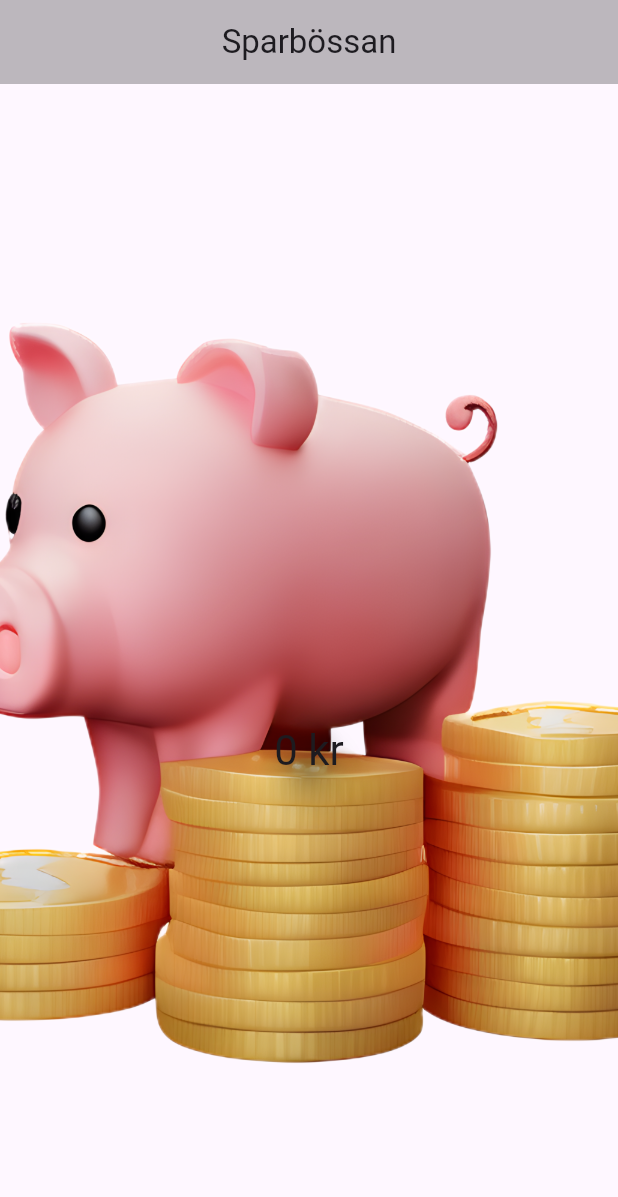
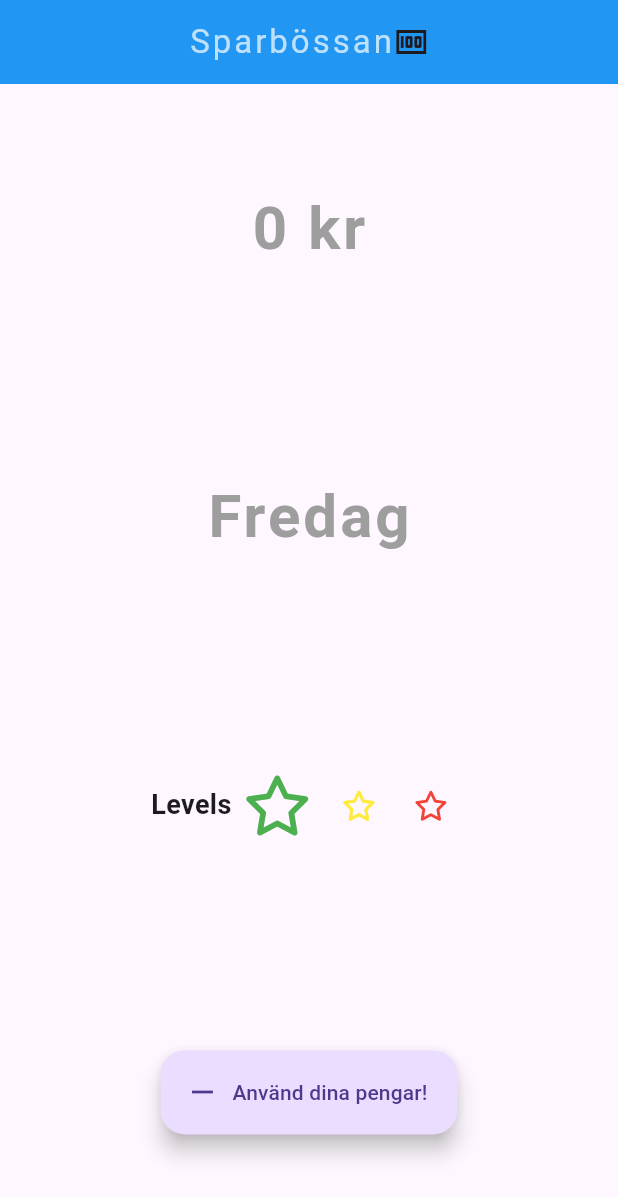
Before and after one commit to holewa/sparboessan, a Flutter app: the screen it shows after launch, on a phone screen of 412 x 824 dp. Shown: the top 1197 px of the screen. Run offline on Flutter 3.47's test engine with Material 3 defaults, Android fonts, the phone set to English and light mode, and no system bars; drawn by our look-alikes of avatar_glow; our stand-ins replace font_awesome_flutter; Roboto replaces fonts that are missing (IndieFamily, IndieFlower).

Commit message:
Strukturerat klasser, lagt till providerklasser

```diff
--- a/lib/main.dart
+++ b/lib/main.dart
@@ -1,184 +1,28 @@
-import 'dart:async';
-
 import 'package:flutter/material.dart';
-import 'package:avatar_glow/avatar_glow.dart';
 import 'package:intl/date_symbol_data_local.dart';
-import 'package:pengastigen/constans/app_colors.dart';
-import 'package:pengastigen/constans/get_color_by_level.dart';
-import 'package:pengastigen/services/date_service.dart';
-import 'package:pengastigen/services/money_service.dart';
-import 'package:pengastigen/widgets/level_indicator.dart';
-import 'package:pengastigen/widgets/develop/widget_wrapper.dart';
+import 'package:pengastigen/pages/home_page.dart';
+import 'package:pengastigen/providers/custom_multi_provider.dart';
 
 void main() {
   initializeDateFormatting();
-  runApp(const SavingApp());
+  runApp(const MyApp());
 }
 
-class SavingApp extends StatelessWidget {
-  const SavingApp({super.key});
+class MyApp extends StatelessWidget {
+  const MyApp({super.key});
 
   @override
   Widget build(BuildContext context) {
-    return MaterialApp(
-      home: Scaffold(
-        appBar: AppBar(
-          centerTitle: true,
-          title: const Text('Sparbössan'),
-          backgroundColor: AppColors.backgroundColorTheme,
+    return CustomMultiProvider(
+      child: MaterialApp(
+        debugShowCheckedModeBanner: false,
+        debugShowMaterialGrid: false,
+        showSemanticsDebugger: false,
+        theme: ThemeData(
+          primarySwatch: Colors.teal,
         ),
-        body: Container(
-          // margin: const EdgeInsets.all(20),
-          // padding: const EdgeInsets.all(20),
-          child: const MoneyTracker(),
-        ),
-
-        // WidgetWrapper(
-        //     child: Container(
-        //   width: 100,
-        //   decoration: BoxDecoration(
-        //       color: Colors.red.withOpacity(0.8), border: Border.all()),
-        //   child: Text(dayOfTheWeek,
-        //       textAlign: TextAlign.center,
-        //       overflow: TextOverflow.ellipsis,
-        //       style: const TextStyle(
-        //         fontSize: 24,
-        //         fontWeight: FontWeight.bold,
-        //         color: AppColors.backgroundColorTheme, //TODO dynamicly color
-        //       )),
-        // )),
+        home: const HomePage(),
       ),
     );
   }
 }
-
-class MoneyTracker extends StatefulWidget {
-  const MoneyTracker({super.key});
-
-  @override
-  State<MoneyTracker> createState() => _MoneyTrackerState();
-}
-
-class MoneyTrackerContent extends StatelessWidget {
-  final int currentMoney;
-  final VoidCallback onUseYourMoney;
-  final int level;
-
-
-   const MoneyTrackerContent({
-    required this.currentMoney,
-    required this.onUseYourMoney,
-    required this.level,
-    super.key,
-  });
-
-  @override
-  Widget build(BuildContext context) {
-    final moneyText = '$currentMoney kr';
-
-    return Column(
-      mainAxisAlignment: MainAxisAlignment.spaceAround,
-      children: <Widget>[
-        const SizedBox(height: 120),
-        WidgetWrapper(
-          child: AvatarGlow(
-            startDelay: const Duration(milliseconds: 1000),
-            glowColor: GetColorByLevel.getColorByLevel(level),
-            glowShape: BoxShape.circle,
-            curve: Curves.fastOutSlowIn,
-            child: Material(
-              elevation: 8.0,
-              shape: const CircleBorder(),
-              color: Colors.transparent,
-              child: Text(
-                moneyText,
-                style: Theme.of(context).textTheme.headlineMedium,
-              ),
-            ),
-          ),
-        ),
-        WidgetWrapper(
-            child: Visibility(
-          visible: currentMoney != 0,
-          child: ElevatedButton(
-            onPressed: onUseYourMoney,
-            child: const Text('Använd dina pengar!'),
-          ),
-        )),
-      ],
-    );
-  }
-}
-
-class _MoneyTrackerState extends State<MoneyTracker> {
- final MoneyService _moneyService = MoneyService();
-
-  late DateTime now;
-  late Timer timeTimer;
-  late Timer pointsTimer;
-
-  @override
-  Widget build(BuildContext context) {
-    return Scaffold(
-      body: Stack(
-        children: [
-          // Background image
-          Positioned.fill(
-            child: Image.asset(
-              'assets/images/pig.png',
-              fit: BoxFit.cover,
-            ),
-          ),
-          Column(
-            children: [
-              Expanded(
-                child: Center(
-                  child: MoneyTrackerContent(
-                    currentMoney: _moneyService.currentMoney,
-                    onUseYourMoney: _useYourMoney,
-                    level: _moneyService.currentLevel,
-                  ),
-                ),
-              ),
-            ],
-          ),
-        ],
-      ),
-    );
-  }
-
-  @override
-  void dispose() {
-    timeTimer.cancel();
-    pointsTimer.cancel();
-    super.dispose();
-  }
-
-  @override
-  void initState() {
-    super.initState();
-    timeTimer =
-        Timer.periodic(const Duration(seconds: 1), (Timer t) => _updateTime());
-    pointsTimer = Timer.periodic(
-        const Duration(seconds: 10), (Timer t) => _incrementMoneyLevel());
-  }
-
-  void _incrementMoneyLevel() {
-    setState(() {
-       _moneyService.incrementMoneyLevel();
-        });
-  }
-
-
-  void _updateTime() {
-    setState(() {
-      now = DateTime.now();
-    });
-  }
-
-  void _useYourMoney() {
-    setState(() {
-      _moneyService.useYourMoney();
-    });
-  }
-}
--- /dev/null
+++ b/lib/pages/home_page.dart
@@ -0,0 +1,72 @@
+import 'package:flutter/material.dart';
+import 'package:pengastigen/providers/date_provider.dart';
+import 'package:pengastigen/providers/money_provider.dart';
+import 'package:pengastigen/widgets/level_indicator.dart';
+import 'package:provider/provider.dart';
+
+class HomePage extends StatelessWidget {
+  const HomePage({super.key});
+
+  @override
+  Widget build(BuildContext context) {
+    return Scaffold(
+      appBar: AppBar(
+        centerTitle: true,
+        title: const Row(
+          mainAxisAlignment: MainAxisAlignment.center,
+          children: [
+            Text(
+              'Sparbössan',
+              style: TextStyle(
+                color: Colors.white70,
+                fontFamily: 'IndieFamily',
+                letterSpacing: 2.0,
+              ),
+            ),
+            Icon(Icons.money),
+          ],
+        ),
+        backgroundColor: Colors.blue,
+      ),
+      body: Column(
+        mainAxisAlignment: MainAxisAlignment.spaceAround,
+        children: [
+          Text(
+            //watch class "lyssnar" på denna variabel.
+            context.watch<MoneyProvider>().currentMoneyText,
+            style: const TextStyle(
+              fontSize: 40.0,
+              fontWeight: FontWeight.bold,
+              letterSpacing: 2.0,
+              color: Colors.grey,
+              fontFamily: 'IndieFlower',
+            ),
+          ),
+          Text(
+            //watch class "lyssnar" på denna variabel.
+            context.watch<DateProvider>().currentDay,
+            style: const TextStyle(
+              fontSize: 40.0,
+              fontWeight: FontWeight.bold,
+              letterSpacing: 2.0,
+              color: Colors.grey,
+              fontFamily: 'IndieFlower',
+            ),
+          ),
+          const LevelIndicator(),
+          FloatingActionButton.extended(
+            onPressed: () {
+              context.read<MoneyProvider>().useYourMoney();
+            },
+            label: const Text('Använd dina pengar!'),
+            icon: const Icon(Icons.remove),
+          )
+          //fylla på pengar från inloggat läge annan sida
+          //   FloatingActionButton(onPressed: () {
+          //   context.read<MoneyProvider>().updateMoney(50);
+          // })
+        ],
+      ),
+    );
+  }
+}
--- /dev/null
+++ b/lib/providers/custom_multi_provider.dart
@@ -0,0 +1,26 @@
+
+import 'package:flutter/material.dart';
+import 'package:pengastigen/providers/date_provider.dart';
+import 'package:pengastigen/providers/money_provider.dart';
+import 'package:provider/provider.dart';
+
+class CustomMultiProvider extends StatelessWidget {
+  final Widget child;
+
+  const CustomMultiProvider({required this.child, super.key});
+
+  @override
+  Widget build(BuildContext context) {
+    return MultiProvider(
+      providers: [
+        ChangeNotifierProvider(
+          create: (context) => MoneyProvider(),
+        ),
+        ChangeNotifierProvider(
+          create: (context) => DateProvider(),
+        ),
+      ],
+      child: child,
+    );
+  }
+}
--- /dev/null
+++ b/lib/providers/date_provider.dart
@@ -0,0 +1,41 @@
+import 'package:intl/intl.dart';
+import 'dart:async';
+import 'package:flutter/material.dart';
+
+class DateProvider extends ChangeNotifier {
+  DateTime _currentTime = DateTime.now();
+  Timer? _timer;
+
+  DateProvider() {
+    _startTimer();
+  }
+
+  DateTime get currentTime => _currentTime;
+  String get currentDay => getDayOfTheWeek(_currentTime);
+
+  void _startTimer() {
+    _timer = Timer.periodic(const Duration(seconds: 1), (timer) {
+      updateTime();
+    });
+  }
+
+  void updateTime() {
+    _currentTime = DateTime.now();
+    notifyListeners();
+  }
+
+  @override
+  void dispose() {
+    _timer?.cancel();
+    super.dispose();
+  }
+}
+
+String getDayOfTheWeek(DateTime dateTime) {
+  final DateFormat dateFormat = DateFormat('EEEE', 'sv_SE');
+  return dayToUpperString(dateFormat.format(dateTime));
+}
+
+String dayToUpperString(String day) {
+  return day.substring(0, 1).toUpperCase() + day.substring(1);
+}
--- /dev/null
+++ b/lib/providers/money_provider.dart
@@ -0,0 +1,50 @@
+import 'dart:async';
+
+import 'package:flutter/material.dart';
+
+class MoneyProvider extends ChangeNotifier {
+  int _currentMoney = 0;
+  int _currentLevel = 1;
+  final int _maxLevel = 3;
+  Timer? _timer;
+
+  MoneyProvider() {
+    _startTimer();
+  }
+
+  int get currentMoney => _currentMoney;
+  String get currentMoneyText => '$_currentMoney kr';
+  int get currentLevel => _currentLevel;
+  int get maxLevel => _maxLevel;
+
+  void _startTimer() {
+    _timer = Timer.periodic(const Duration(seconds: 10), (timer) {
+      incrementMoney();
+    });
+  }
+
+  void incrementMoney() {
+    _currentMoney += _currentLevel * 10;
+    if (_currentLevel != _maxLevel) {
+      _currentLevel++;
+    }
+    notifyListeners();
+  }
+
+  void updateMoney(int newAmount) {
+    _currentMoney += newAmount;
+    notifyListeners();
+  }
+
+  void useYourMoney() {
+    _currentMoney = 0;
+    _currentLevel = 1;
+    notifyListeners();
+  }
+
+  @override
+  void dispose() {
+    _timer?.cancel();
+    super.dispose();
+  }
+}
--- a/lib/services/money_service.dart
+++ /dev/null
@@ -1,21 +0,0 @@
-class MoneyService {
-final int _maxLevel = 3;
-int _currentMoney = 0;
-int _currentLevel = 1;
-
-  int get currentMoney => _currentMoney;
-
-  int get currentLevel => _currentLevel;
-
-  void useYourMoney() {
-    _currentMoney = 0;
-    _currentLevel = 1;
-  }
-
-  void incrementMoneyLevel() {
-      _currentMoney += _currentLevel * 10;
-      if (_currentLevel != _maxLevel) {
-        _currentLevel++;
-      }
-  }
-}
--- a/lib/widgets/level_indicator.dart
+++ b/lib/widgets/level_indicator.dart
@@ -1,13 +1,13 @@
 import 'package:flutter/material.dart';
 import 'package:font_awesome_flutter/font_awesome_flutter.dart';
 import 'package:pengastigen/constans/get_color_by_level.dart';
+import 'package:pengastigen/providers/money_provider.dart';
+import 'package:provider/provider.dart';
 
 class LevelIndicator extends StatelessWidget {
-  final int maxLevel;
-  final int level;
+  final int maxLevel = 3;
 
-  const LevelIndicator(
-      {required this.maxLevel, required this.level, super.key});
+  const LevelIndicator({super.key});
 
   @override
   Widget build(BuildContext context) {
@@ -15,22 +15,18 @@ class LevelIndicator extends StatelessWidget {
       child: Row(
         mainAxisAlignment: MainAxisAlignment.center,
         children: [
-          const Row(children: [
-            FaIcon(FontAwesomeIcons.arrowTurnUp),
-            Text(
-              'Level:',
-              style: TextStyle(
-                fontSize: 18,
-                fontWeight: FontWeight.bold,
-              ),
+          const Text(
+            'Levels',
+            style: TextStyle(
+              fontSize: 18,
+              fontWeight: FontWeight.bold,
             ),
-          ]),
-          const SizedBox(
-              height: 10), // Optional: Adds space between text and icons
-
+          ),
           Row(
             children: List.generate(maxLevel, (index) {
-              late bool isCurrentLevel = index + 1 == level;
+              bool isCurrentLevel =
+                  index + 1 == context.watch<MoneyProvider>().currentLevel;
+
               return Row(
                 children: [
                   IconButton(
@@ -41,7 +37,6 @@ class LevelIndicator extends StatelessWidget {
                   ),
                   if (index < maxLevel - 1)
                     const Divider(
-                      // Use VerticalDivider instead of Divider for vertical lines
                       height: 20, // Set width for the divider line
                       color: Colors.black,
                     ),
--- a/pubspec.yaml
+++ b/pubspec.yaml
@@ -33,6 +33,7 @@ dependencies:
   intl: ^0.19.0
   avatar_glow: 3.0.1
   font_awesome_flutter: ^10.7.0
+  provider: ^6.1.2
 
 
 dev_dependencies:
```
Also changed, not shown: lib/services/date_service.dart (deleted, +0 -12 lines), lib/widgets/date_tracker.dart (added, +64 -0 lines), lib/widgets/money_tracker.dart (added, +49 -0 lines), assets/images/money-bag.png (added), pubspec.lock.
